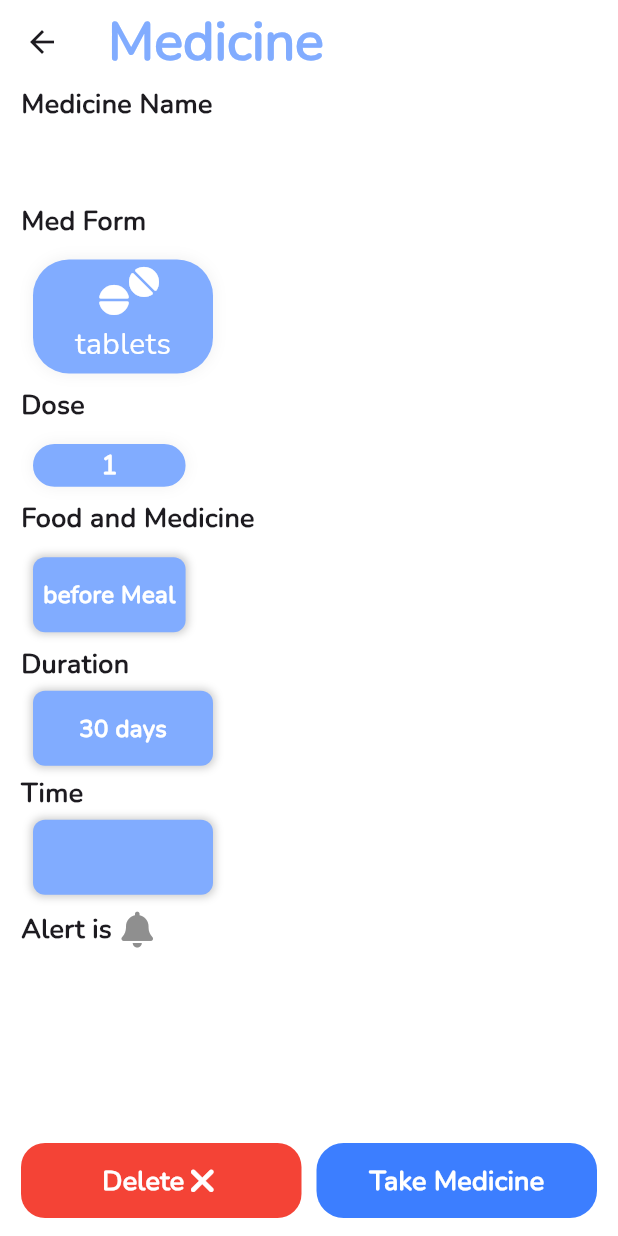
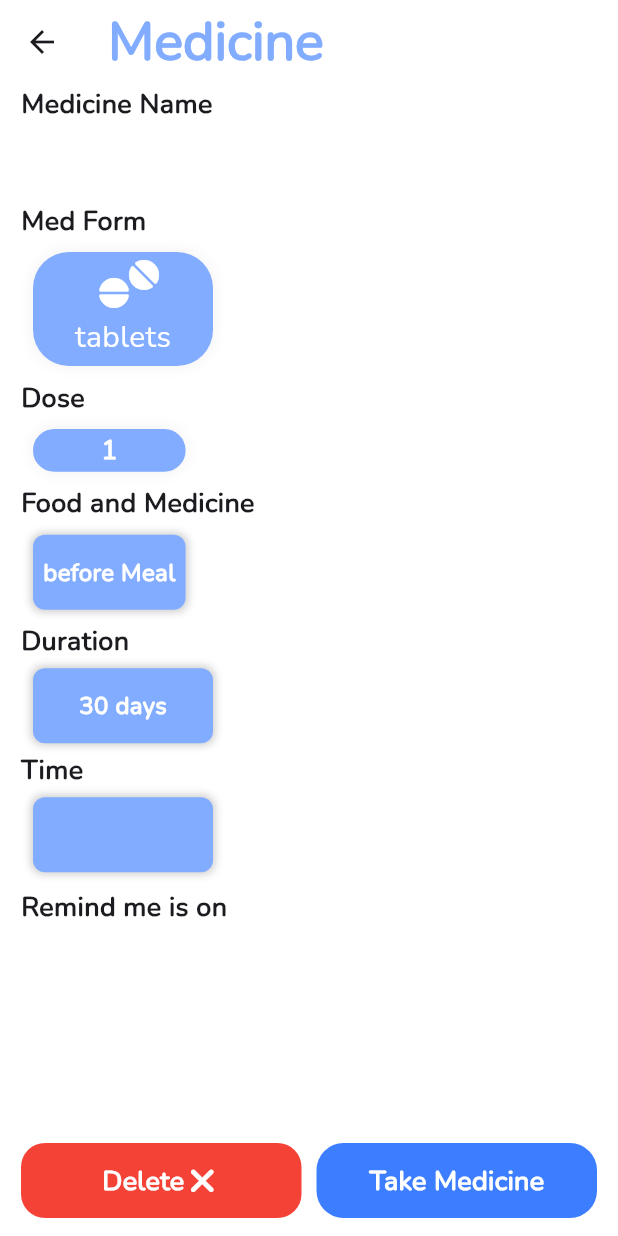
Before and after one commit to Mina176/Pill-Reminder, a Flutter app: the DetalisView screen opened directly with empty values, on a phone screen of 412 x 824 dp. Run offline on Flutter 3.47's test engine with Material 3 defaults, Android fonts, the phone set to English and light mode, and no system bars; our stand-ins replace flutter_slidable, font_awesome_flutter, hive_flutter; accounts and stored records are empty.

Commit message:
remind in details view

```diff
--- a/lib/constants.dart
+++ b/lib/constants.dart
@@ -38,8 +38,10 @@ IconData formToIcon(int val) {
     return FontAwesomeIcons.tablets;
   } else if (val == 1) {
     return FontAwesomeIcons.pills;
+  } else if (val == 2) {
+    return FontAwesomeIcons.syringe;
   } else {
-    return FontAwesomeIcons.syringe;
+    return FontAwesomeIcons.flask;
   }
 }
 
@@ -48,8 +50,10 @@ String intFormToString(int val) {
     return 'tablets';
   } else if (val == 1) {
     return 'pills';
+  } else if (val == 2) {
+    return 'syringe';
   } else {
-    return 'syringe';
+    return 'solution';
   }
 }
 
--- a/lib/views/addDoseVew/widgets/food_and_med_section.dart
+++ b/lib/views/addDoseVew/widgets/food_and_med_section.dart
@@ -44,11 +44,11 @@ class FoodCard extends StatelessWidget {
   const FoodCard({
     super.key,
     required this.text,
-    required this.onPressed,
+    this.onPressed,
     required this.isSelected,
   });
   final String text;
-  final VoidCallback onPressed;
+  final VoidCallback? onPressed;
   final bool isSelected;
   @override
   Widget build(BuildContext context) {
--- a/lib/views/addDoseVew/widgets/med_type_select_section.dart
+++ b/lib/views/addDoseVew/widgets/med_type_select_section.dart
@@ -16,6 +16,7 @@ class MedFormSection extends StatelessWidget {
       FontAwesomeIcons.tablets,
       FontAwesomeIcons.capsules,
       FontAwesomeIcons.syringe,
+      FontAwesomeIcons.flask,
     ];
     return Column(
       crossAxisAlignment: CrossAxisAlignment.start,
--- a/lib/views/detailsView/widgets/details_view_body.dart
+++ b/lib/views/detailsView/widgets/details_view_body.dart
@@ -1,4 +1,3 @@
-import 'package:flutter/cupertino.dart';
 import 'package:flutter/material.dart';
 import 'package:font_awesome_flutter/font_awesome_flutter.dart';
 import 'package:hive_flutter/hive_flutter.dart';
@@ -35,7 +34,6 @@ class DetailsViewBody extends StatelessWidget {
             overflow: TextOverflow.ellipsis,
           ),
           Text('Med Form', style: kSubTitleStyle),
-          SizedBox(height: 5),
           MedTypeCard(
             icon: formToIcon(
               dose.form,
@@ -45,7 +43,6 @@ class DetailsViewBody extends StatelessWidget {
             isSelected: true,
           ),
           Text('Dose', style: kSubTitleStyle),
-          SizedBox(height: 5),
           SizedBox(
             width: MediaQuery.of(context).size.width / 3.5,
             child: DoseCountItem(
@@ -54,12 +51,10 @@ class DetailsViewBody extends StatelessWidget {
             ),
           ),
           Text('Food and Medicine', style: kSubTitleStyle),
-          SizedBox(height: 5),
           SizedBox(
             width: MediaQuery.of(context).size.width / 3.5,
             child: FoodCard(
               text: intFoodToString(dose.food),
-              onPressed: () {},
               isSelected: true,
             ),
           ),
@@ -71,19 +66,30 @@ class DetailsViewBody extends StatelessWidget {
           SizedBox(height: 5),
           SelectedTime(dose: dose),
           SizedBox(height: 10),
-          Row(
-            children: [
-              Text('Alert is ', style: kSubTitleStyle),
-              Icon(
-                dose.remind
-                    ? FontAwesomeIcons.solidBell
-                    : FontAwesomeIcons.solidBellSlash,
-                color: kDisabledColor,
+          Text('Remind me is ${dose.remind ? 'on' : 'off'}',
+              style: kSubTitleStyle),
+          Spacer(),
+          Buttons(dose: dose),
+          SizedBox(
+            height: 12,
           ),
         ],
       ),
-          Spacer(),
-          Row(
+    );
+  }
+}
+
+class Buttons extends StatelessWidget {
+  const Buttons({
+    super.key,
+    required this.dose,
+  });
+
+  final DoseModel dose;
+
+  @override
+  Widget build(BuildContext context) {
+    return Row(
       mainAxisAlignment: MainAxisAlignment.center,
       children: [
         Expanded(
@@ -117,12 +123,6 @@ class DetailsViewBody extends StatelessWidget {
           ),
         ),
       ],
-          ),
-          SizedBox(
-            height: 12,
-          ),
-        ],
-      ),
     );
   }
 
```
Lines whose indentation alone changed are shown as unchanged.
